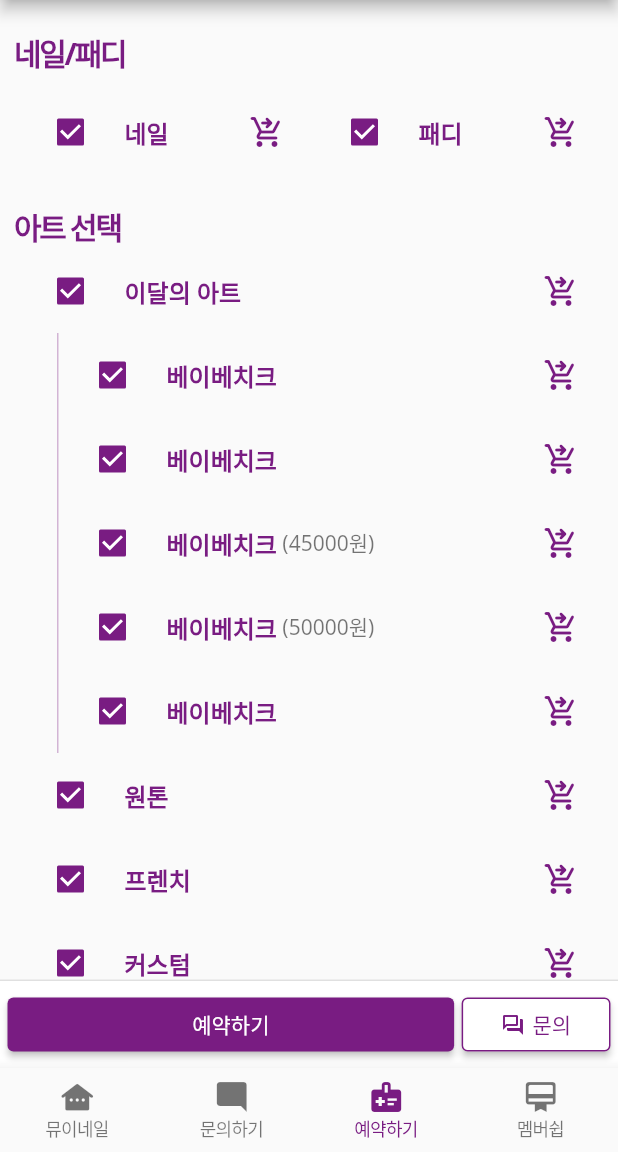
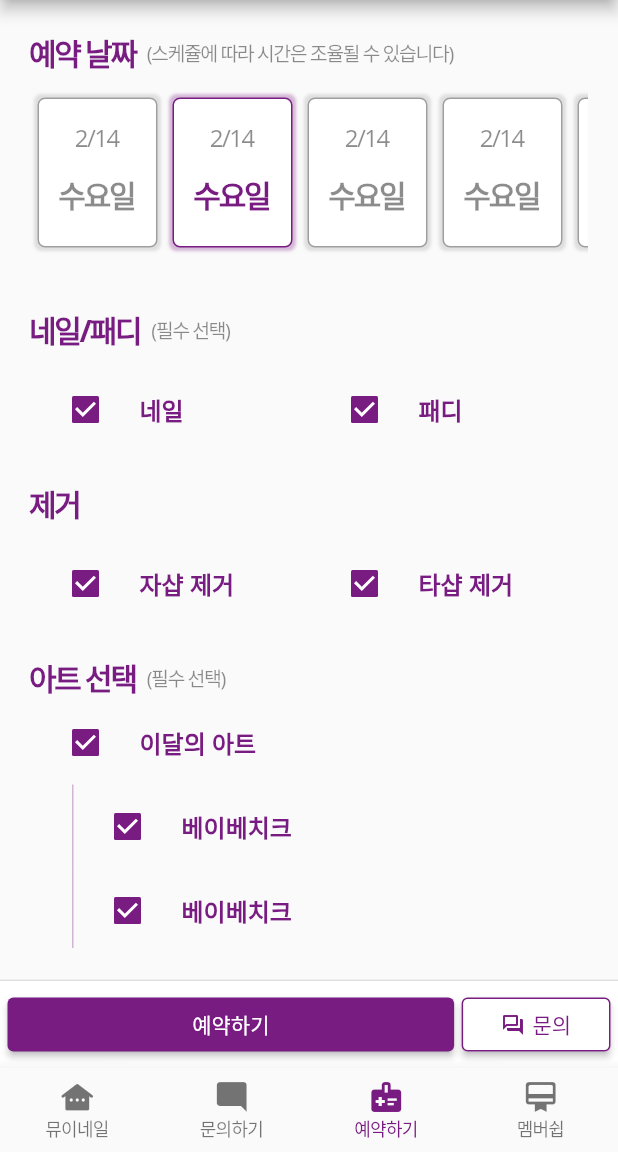
Before and after one commit to binbyz/flutter-mueynail, a Flutter app: the screen it shows after launch, item 3 of the bottom bar chosen, on a phone screen of 412 x 824 dp, the part 84-1236 px from its top. Run offline on Flutter 3.47's test engine with Material 2 defaults, Android fonts, the phone set to English and light mode, and no system bars; our stand-ins replace carousel_slider; network calls fail.

Commit message:
update: 예약하기 스크린 업데이트

```diff
--- a/lib/app/components/app_checkbox_list_title.dart
+++ b/lib/app/components/app_checkbox_list_title.dart
@@ -61,10 +61,12 @@ class _AppCheckboxListTitleState extends State<AppCheckboxListTitle> {
                   const SizedBox(width: 0),
               ],
             ),
-            secondary: Icon(
-              Icons.shopping_cart_checkout_rounded,
-              color: value ? primaryColor : Colors.black45,
-            ),
+            secondary: (widget.icon != null)
+                ? Icon(
+                    Icons.shopping_cart_outlined,
+                    color: value ? primaryColor : Colors.black45,
+                  )
+                : const SizedBox(),
             value: value,
             onChanged: (newValue) {
               value = !value;
--- a/lib/constants/style.dart
+++ b/lib/constants/style.dart
@@ -19,18 +19,29 @@ final titleTextStyle = brandTextStyle.copyWith(
   letterSpacing: -1.5,
 );
 
+const summaryTextStyle = TextStyle(
+  color: Colors.black45,
+  fontSize: 13,
+  letterSpacing: -1.0,
+);
+
 final positiveBoxDecoration = BoxDecoration(
-  border: Border.all(
-    width: 1,
-    color: primaryColor,
-  ),
+  color: Colors.white,
+  border: Border.all(color: primaryColor),
   borderRadius: const BorderRadius.all(Radius.circular(5.0)),
+  boxShadow: [
+    BoxShadow(color: primaryColor.withOpacity(0.3), spreadRadius: 2, blurRadius: 1, offset: const Offset(0, 0)),
+  ],
 );
 
 final negativeBoxDecoration = BoxDecoration(
-  border: Border.all(
-    width: 1,
-    color: Colors.grey,
-  ),
+  color: Colors.white,
+  border: Border.all(color: Colors.black38),
   borderRadius: const BorderRadius.all(Radius.circular(5.0)),
+  boxShadow: [
+    BoxShadow(color: Colors.grey.withOpacity(0.3), spreadRadius: 2, blurRadius: 1, offset: const Offset(0, 0)),
+  ],
 );
+
+final negativeTextStyle = titleTextStyle.copyWith(color: Colors.black45);
+final positiveTextStyle = titleTextStyle;
--- a/lib/main.dart
+++ b/lib/main.dart
@@ -17,6 +17,10 @@ void main() {
           style: ElevatedButton.styleFrom(
             backgroundColor: primaryColor,
           ),
+        ),
+        inputDecorationTheme: const InputDecorationTheme(
+          enabledBorder: UnderlineInputBorder(borderSide: BorderSide(color: primaryColorOpacity)),
+          focusedBorder: UnderlineInputBorder(borderSide: BorderSide(color: primaryColor)),
         ),
       ),
       home: const AppScaffold(),
@@ -53,7 +57,9 @@ class _AppScaffoldState extends State<AppScaffold> {
   @override
   Widget build(BuildContext context) {
     return Scaffold(
-      body: buildScreen(),
+      body: Container(
+        child: buildScreen(),
+      ),
       bottomNavigationBar: AppNavigation(onItemTapped: onSelectNavigation, currentIndex: currentNavigation),
     );
   }
--- a/lib/screens/chat/components/chat_input.dart
+++ b/lib/screens/chat/components/chat_input.dart
@@ -42,6 +42,8 @@ class ChatInput extends StatelessWidget {
                 hintText: "문의하기",
                 hintStyle: TextStyle(color: Colors.black54),
                 border: InputBorder.none,
+                enabledBorder: UnderlineInputBorder(borderSide: BorderSide(color: Colors.transparent)),
+                focusedBorder: UnderlineInputBorder(borderSide: BorderSide(color: Colors.transparent)),
               ),
             ),
           ),
--- a/lib/screens/home/components/content_box.dart
+++ b/lib/screens/home/components/content_box.dart
@@ -3,6 +3,7 @@ import 'package:mueynail/constants/style.dart';
 
 class ContentBox extends StatelessWidget {
   final String title;
+  final String? summary;
   final Widget children;
   final double contentPadding;
   final bool visibleTitle;
@@ -12,6 +13,7 @@ class ContentBox extends StatelessWidget {
     Key? key,
     required this.title,
     required this.children,
+    this.summary,
     this.contentPadding = 10,
     this.visibleTitle = true,
     this.titleBottom = 10,
@@ -21,14 +23,23 @@ class ContentBox extends StatelessWidget {
   Widget build(BuildContext context) {
     final double titleTopPadding = visibleTitle ? 20 : 5;
 
-    return Column(
+    return SizedBox(
+      width: MediaQuery.of(context).size.width,
+      child: Column(
         crossAxisAlignment: CrossAxisAlignment.stretch,
         children: [
           Padding(
             padding: EdgeInsets.only(left: 10, top: titleTopPadding, right: 10, bottom: titleBottom),
             child: Visibility(
               visible: visibleTitle,
-            child: Text(title, style: titleTextStyle, textAlign: TextAlign.start),
+              child: Row(
+                children: [
+                  Text(title, style: titleTextStyle, textAlign: TextAlign.start),
+                  const SizedBox(width: 7),
+                  (summary != null)
+                    ? Text("(${summary!})", style: summaryTextStyle) : const SizedBox(),
+                ],
+              ),
             ),
           ),
           Padding(
@@ -36,6 +47,7 @@ class ContentBox extends StatelessWidget {
             child: children,
           ),
         ],
+      ),
     );
   }
 }
--- /dev/null
+++ b/lib/screens/reservation/components/booking_date.dart
@@ -0,0 +1,29 @@
+import 'package:flutter/material.dart';
+import 'package:mueynail/constants/style.dart';
+
+class BookingDate extends StatelessWidget {
+  final DateTime dateTime;
+  final bool checked;
+
+  const BookingDate({Key? key, required this.dateTime, required this.checked}) : super(key: key);
+
+  @override
+  Widget build(BuildContext context) {
+    return Container(
+      margin: const EdgeInsets.symmetric(horizontal: 5),
+      padding: const EdgeInsets.symmetric(vertical: 15),
+      height: 100,
+      width: 80,
+      decoration: checked == true ? positiveBoxDecoration : negativeBoxDecoration,
+      child: Center(
+        child: Column(
+          mainAxisAlignment: MainAxisAlignment.center,
+          children: [
+            Expanded(child: Text('2/14', style: summaryTextStyle.copyWith(fontSize: 16))),
+            Expanded(child: Text('수요일', style: checked == true ? positiveTextStyle : negativeTextStyle)),
+          ],
+        ),
+      ),
+    );
+  }
+}
--- /dev/null
+++ b/lib/screens/reservation/components/booking_time.dart
@@ -0,0 +1,12 @@
+import 'package:flutter/material.dart';
+
+class BookingTime extends StatelessWidget {
+  const BookingTime({Key? key}) : super(key: key);
+
+  @override
+  Widget build(BuildContext context) {
+    return Container(
+
+    );
+  }
+}
--- a/lib/screens/reservation/reservation_screen.dart
+++ b/lib/screens/reservation/reservation_screen.dart
@@ -2,6 +2,7 @@ import 'package:flutter/material.dart';
 import 'package:mueynail/app/components/app_checkbox_list_title.dart';
 import 'package:mueynail/app/enum/art_group_enum.dart';
 import 'package:mueynail/constants/color.dart';
+import 'package:mueynail/screens/reservation/components/booking_date.dart';
 
 import '../home/components/content_box.dart';
 import '../home/components/home_app_bar.dart';
@@ -24,14 +25,60 @@ class _ReservationScreenState extends State<ReservationScreen> {
       appBar: const HomeAppBar(),
       body: Stack(
         children: [
-          ListView(
+          Container(
+            padding: const EdgeInsets.only(top: 0, left: 10, right: 10, bottom: 80),
+            child: ListView(
+              children: [
+                optionBookingDate(),
+                optionBookingTime(),
+                optionNailPediGroup(),
+                optionRemoveNail(),
+                optionArtGroup(),
+                optionTipExtensionGroup(),
+                optionCare(),
+                optionMemo(),
+              ],
+            ),
+          ),
+          const ReservationButton(),
+        ],
+      ),
+    );
+  }
+
+  ContentBox optionBookingDate() {
+    return ContentBox(
+      title: '예약 날짜',
+      summary: '스케쥴에 따라 시간은 조율될 수 있습니다',
+      children: SingleChildScrollView(
+        scrollDirection: Axis.horizontal,
+        child: Container(
+          padding: const EdgeInsets.symmetric(vertical: 5),
+          child: Row(
             children: [
-              optionNailPediGroup(),
-              optionArtGroup(),
-              optionTipExtensionGroup(),
+              BookingDate(dateTime: DateTime.now(), checked: false),
+              BookingDate(dateTime: DateTime.now(), checked: true),
+              BookingDate(dateTime: DateTime.now(), checked: false),
+              BookingDate(dateTime: DateTime.now(), checked: false),
+              BookingDate(dateTime: DateTime.now(), checked: false),
+              BookingDate(dateTime: DateTime.now(), checked: false),
+              BookingDate(dateTime: DateTime.now(), checked: false),
+              BookingDate(dateTime: DateTime.now(), checked: false),
             ],
           ),
-          const ReservationButton(),
+        ),
+      ),
+    );
+  }
+
+  ContentBox optionBookingTime() {
+    return ContentBox(
+      title: '예약 시간',
+      summary: '스케쥴에 따라 시간은 조율될 수 있습니다',
+      visibleTitle: false,
+      children: Wrap(
+        children: [
+
         ],
       ),
     );
@@ -40,8 +87,9 @@ class _ReservationScreenState extends State<ReservationScreen> {
   ContentBox optionNailPediGroup() {
     return ContentBox(
       title: '네일/패디',
+      summary: '필수 선택',
       children: Row(
-        children: [
+        children: const [
           Expanded(flex: 1, child: AppCheckboxListTitle(label: '네일', affinity: ListTileControlAffinity.leading)),
           Expanded(flex: 1, child: AppCheckboxListTitle(label: '패디', affinity: ListTileControlAffinity.leading)),
         ],
@@ -52,6 +100,7 @@ class _ReservationScreenState extends State<ReservationScreen> {
   ContentBox optionArtGroup() {
     return ContentBox(
       title: '아트 선택',
+      summary: '필수 선택',
       titleBottom: 0,
       children: Column(
         children: [
@@ -76,11 +125,54 @@ class _ReservationScreenState extends State<ReservationScreen> {
   ContentBox optionTipExtensionGroup() {
     return ContentBox(
       title: '팁 연장',
+      children: Row(
+        children: const [
+          Expanded(flex: 1, child: AppCheckboxListTitle(label: '전체 연장')),
+          Expanded(flex: 1, child: AppCheckboxListTitle(label: '부분 연장')),
+        ],
+      ),
+    );
+  }
+
+  ContentBox optionRemoveNail() {
+    return ContentBox(
+      title: '제거',
+      children: Row(
+        children: const [
+          Expanded(flex: 1, child: AppCheckboxListTitle(label: '자샵 제거')),
+          Expanded(flex: 1, child: AppCheckboxListTitle(label: '타샵 제거')),
+        ],
+      ),
+    );
+  }
+
+  ContentBox optionCare() {
+    return ContentBox(
+      title: '케어',
       children: Column(
         children: [
-          AppCheckboxListTitle(label: ArtGroupEnum.oneTone.label),
-          AppCheckboxListTitle(label: ArtGroupEnum.oneTone.label),
-          AppCheckboxListTitle(label: ArtGroupEnum.oneTone.label),
+          Row(
+            children: const [
+              Expanded(flex: 1, child: AppCheckboxListTitle(label: '네일')),
+              Expanded(flex: 1, child: AppCheckboxListTitle(label: '패디')),
+            ],
+          ),
+          const AppCheckboxListTitle(label: '발각질 관리'),
+        ],
+      ),
+    );
+  }
+
+  ContentBox optionMemo() {
+    return ContentBox(
+      title: '기타 요구사항',
+      summary: '선택 외 요구사항 입력',
+      children: Column(
+        children: const [
+          TextField(
+            keyboardType: TextInputType.multiline,
+            maxLines: null,
+          ),
         ],
       ),
     );
--- a/pubspec.yaml
+++ b/pubspec.yaml
@@ -40,6 +40,7 @@ dependencies:
   hive_flutter: ^1.1.0
   dio: ^4.0.6
   carousel_slider: ^4.2.1
+  image_picker: ^0.8.6+1
 
 dev_dependencies:
   flutter_test:
```
Also changed, not shown: pubspec.lock, 1 other file. Lines whose indentation alone changed are shown as unchanged.
